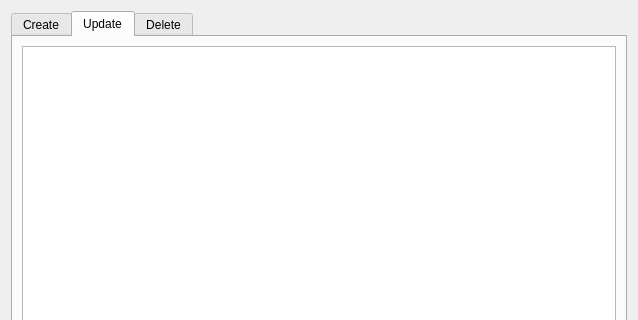
This is ui/manage_addfields.ui in Giswater/giswater_qgis_plugin as Qt 5 draws it before an edit; both pictures show x 0 to 638 and y 0 to 320 of the 638 by 784 pixel window. The edited form follows.
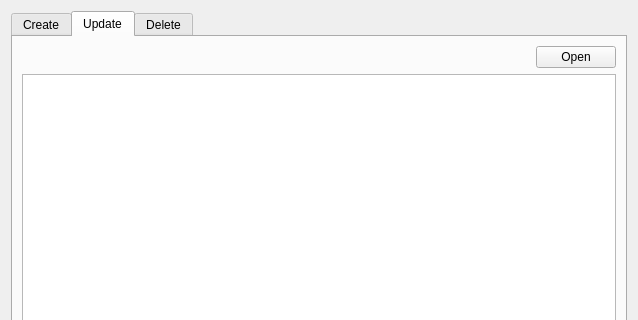
This is the edited form. The open tabs and pages were chosen to show the change.

Commit message: UI addfields - btn_open

```diff
--- a/ui/manage_addfields.ui
+++ b/ui/manage_addfields.ui
@@ -459,13 +459,36 @@
        <string>Update</string>
       </attribute>
       <layout class="QGridLayout" name="gridLayout_4">
+       <item row="2" column="1">
+        <layout class="QHBoxLayout" name="horizontalLayout_15"/>
+       </item>
        <item row="0" column="0">
-        <layout class="QHBoxLayout" name="horizontalLayout_15">
+        <layout class="QHBoxLayout" name="horizontalLayout">
          <item>
-          <widget class="QTableView" name="tbl_update"/>
+          <spacer name="horizontalSpacer">
+           <property name="orientation">
+            <enum>Qt::Horizontal</enum>
+           </property>
+           <property name="sizeHint" stdset="0">
+            <size>
+             <width>40</width>
+             <height>20</height>
+            </size>
+           </property>
+          </spacer>
+         </item>
+         <item>
+          <widget class="QPushButton" name="btn_open">
+           <property name="text">
+            <string>Open</string>
+           </property>
+          </widget>
          </item>
         </layout>
        </item>
+       <item row="1" column="0">
+        <widget class="QTableView" name="tbl_update"/>
+       </item>
       </layout>
      </widget>
      <widget class="QWidget" name="Delete">
```
